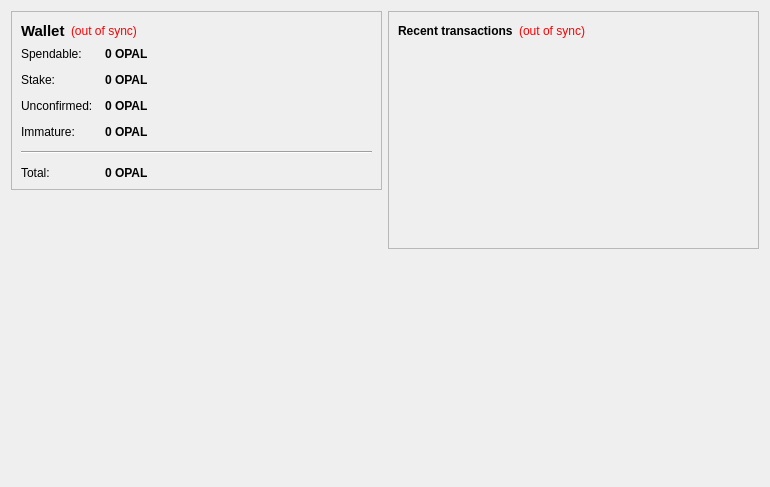
Old version of the form src/qt/forms/overviewpage.ui in the repository OpalCoin/OpalCoin.
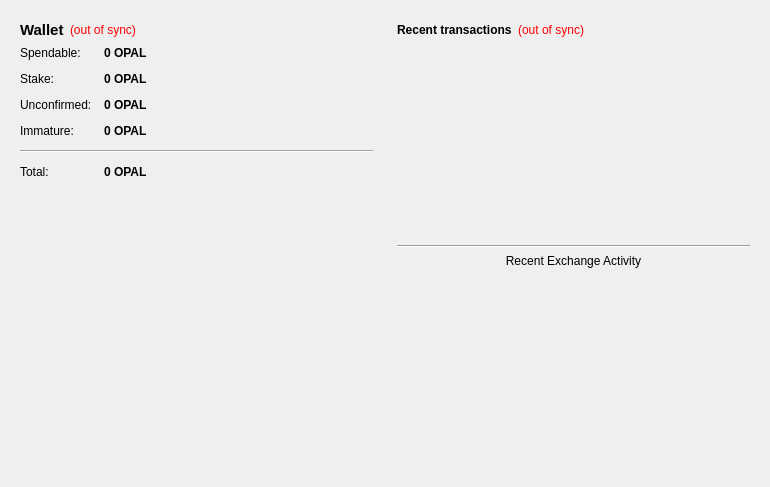
New version of the form. Icons and pictures are not drawn.

Patch:
```diff
--- a/src/qt/forms/overviewpage.ui
+++ b/src/qt/forms/overviewpage.ui
@@ -19,7 +19,7 @@
      <item>
       <widget class="QFrame" name="frame">
        <property name="frameShape">
-        <enum>QFrame::StyledPanel</enum>
+        <enum>QFrame::NoFrame</enum>
        </property>
        <property name="frameShadow">
         <enum>QFrame::Raised</enum>
@@ -198,6 +198,12 @@
           </item>
           <item row="4" column="0" colspan="2">
            <widget class="Line" name="line">
+            <property name="minimumSize">
+             <size>
+              <width>0</width>
+              <height>3</height>
+             </size>
+            </property>
             <property name="orientation">
              <enum>Qt::Horizontal</enum>
             </property>
@@ -276,10 +282,13 @@
      <item>
       <widget class="QFrame" name="frame_2">
        <property name="frameShape">
-        <enum>QFrame::StyledPanel</enum>
+        <enum>QFrame::NoFrame</enum>
        </property>
        <property name="frameShadow">
-        <enum>QFrame::Raised</enum>
+        <enum>QFrame::Plain</enum>
+       </property>
+       <property name="lineWidth">
+        <number>0</number>
        </property>
        <layout class="QVBoxLayout" name="verticalLayout">
         <item>
@@ -324,6 +333,66 @@
         </item>
         <item>
          <widget class="QListView" name="listTransactions">
+          <property name="sizePolicy">
+           <sizepolicy hsizetype="Expanding" vsizetype="Expanding">
+            <horstretch>0</horstretch>
+            <verstretch>0</verstretch>
+           </sizepolicy>
+          </property>
+          <property name="maximumSize">
+           <size>
+            <width>16777215</width>
+            <height>16777215</height>
+           </size>
+          </property>
+          <property name="styleSheet">
+           <string notr="true">QListView { background: transparent; }</string>
+          </property>
+          <property name="frameShape">
+           <enum>QFrame::NoFrame</enum>
+          </property>
+          <property name="verticalScrollBarPolicy">
+           <enum>Qt::ScrollBarAlwaysOff</enum>
+          </property>
+          <property name="horizontalScrollBarPolicy">
+           <enum>Qt::ScrollBarAlwaysOff</enum>
+          </property>
+          <property name="selectionMode">
+           <enum>QAbstractItemView::NoSelection</enum>
+          </property>
+         </widget>
+        </item>
+        <item>
+         <widget class="Line" name="line_2">
+          <property name="orientation">
+           <enum>Qt::Horizontal</enum>
+          </property>
+         </widget>
+        </item>
+        <item>
+         <widget class="QLabel" name="label_7">
+          <property name="text">
+           <string>Recent Exchange Activity</string>
+          </property>
+          <property name="alignment">
+           <set>Qt::AlignCenter</set>
+          </property>
+         </widget>
+        </item>
+        <item>
+         <widget class="QListView" name="listExchange">
+          <property name="sizePolicy">
+           <sizepolicy hsizetype="Expanding" vsizetype="Expanding">
+            <horstretch>0</horstretch>
+            <verstretch>0</verstretch>
+           </sizepolicy>
+          </property>
+          <property name="maximumSize">
+           <size>
+            <width>16777215</width>
+            <height>200</height>
+           </size>
+          </property>
           <property name="styleSheet">
            <string notr="true">QListView { background: transparent; }</string>
           </property>
@@ -344,19 +413,6 @@
        </layout>
       </widget>
      </item>
-     <item>
-      <spacer name="verticalSpacer_2">
-       <property name="orientation">
-        <enum>Qt::Vertical</enum>
-       </property>
-       <property name="sizeHint" stdset="0">
-        <size>
-         <width>20</width>
-         <height>40</height>
-        </size>
-       </property>
-      </spacer>
-     </item>
     </layout>
    </item>
   </layout>
```
